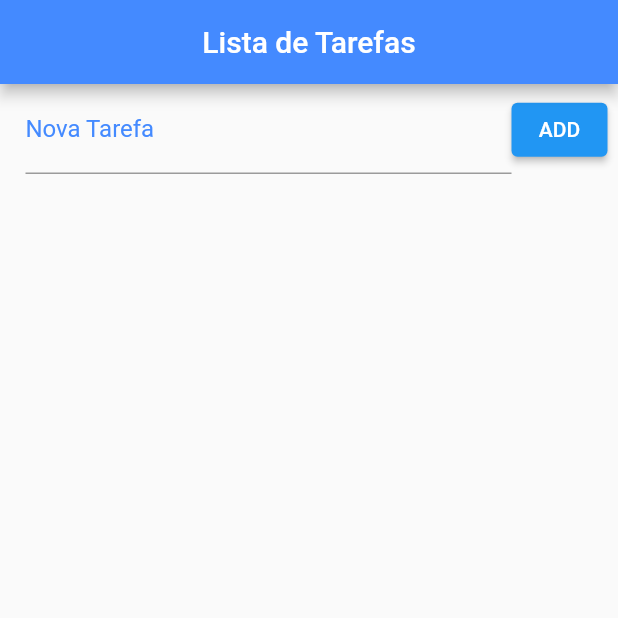
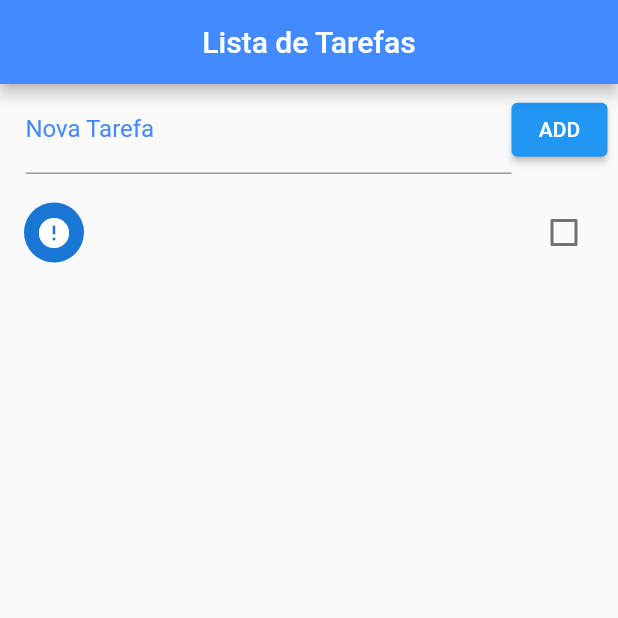
Before and after one commit to AlexRene/Flutter, a Flutter app: the screen it shows after launch, after a tap on "ADD", on a phone screen of 412 x 824 dp, the top half of it. Run offline on Flutter 3.47's test engine with Material 2 defaults, Android fonts, the light colour scheme and no system bars; our stand-ins replace flutter_slidable, shared_preferences.

Commit message:
Adicionando itens a lista de tarefas

```diff
--- a/lista_tarefas/lib/main.dart
+++ b/lista_tarefas/lib/main.dart
@@ -18,7 +18,18 @@
 }
 
 class _HomeState extends State<Home> {
+  final _toDoController = TextEditingController();
   List _toDoList = [];
+
+  void _addToDo(){
+    setState((){
+      Map<String, dynamic> newToDo = Map();
+      newToDo["title"] = _toDoController.text;
+      _toDoController.text = "";
+      newToDo["ok"]= false;
+      _toDoList.add(newToDo);
+    });
+  }
 
   @override
   Widget build(BuildContext context) {
@@ -36,13 +47,14 @@
               children: [
                 Expanded(
                   child: TextField(
+                    controller: _toDoController,
                     decoration: InputDecoration(
                         labelText: "Nova Tarefa",
                         labelStyle: TextStyle(color: Colors.blueAccent)),
                   ),
                 ),
                 ElevatedButton(
-                  onPressed: (() {}),
+                  onPressed: _addToDo,
                   child: Text(
                     "ADD",
                     style: TextStyle(color: Colors.white),
@@ -50,6 +62,26 @@
                 )
               ],
             ),
+          ),
+          Expanded(
+            child: ListView.builder(
+              padding: EdgeInsets.only(top: 10.0),
+                itemCount: _toDoList.length,
+                itemBuilder: (context, index){
+                  return CheckboxListTile(
+                    title: Text(_toDoList[index]["title"]),
+                    value: _toDoList[index]["ok"],
+                    secondary: CircleAvatar(
+                      child: Icon( _toDoList[index]["ok"] ?
+                      Icons.check : Icons.error),
+                    ),
+                    onChanged: (c) {
+                      setState((){
+                        _toDoList[index]["ok"] = c; //Se marcar o checkbox o icone muda
+                      });
+                    },
+                  );
+                }),
           )
         ],
       ),
```
